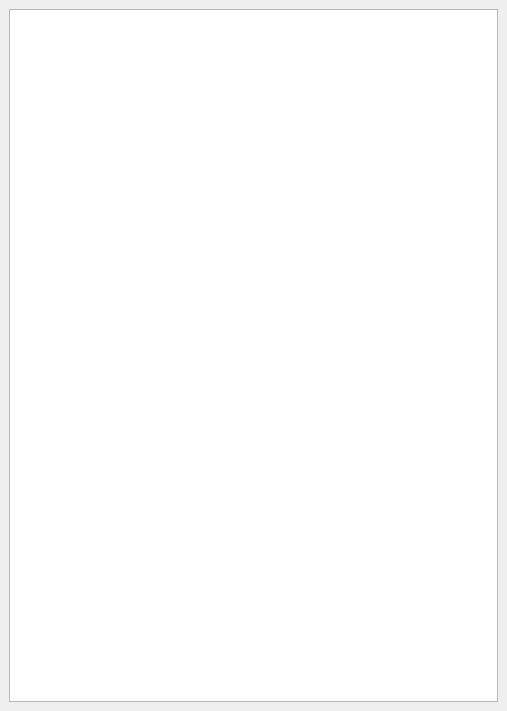
Old version of the form GUI/temdebuger.ui in the repository KuzloPavlo/Networker.
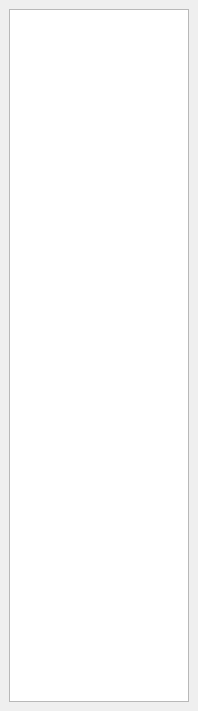
New version of the form.

The edit to the form file:
```diff
--- a/GUI/temdebuger.ui
+++ b/GUI/temdebuger.ui
@@ -6,7 +6,7 @@
    <rect>
     <x>0</x>
     <y>0</y>
-    <width>507</width>
+    <width>198</width>
     <height>711</height>
    </rect>
   </property>
```
